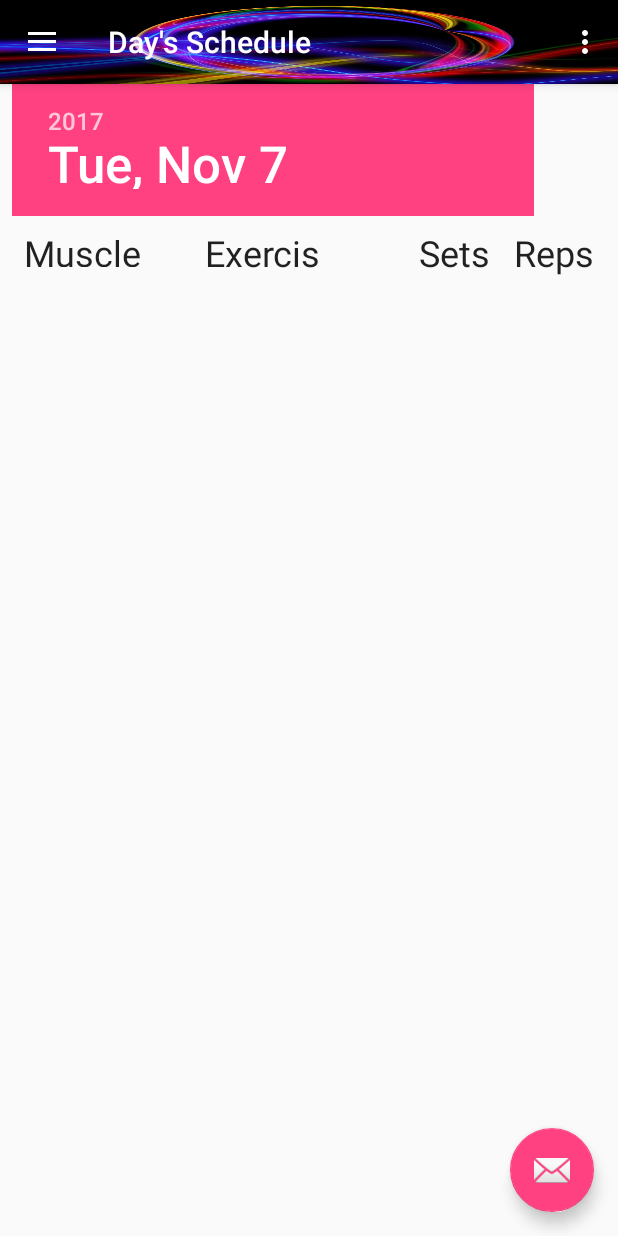
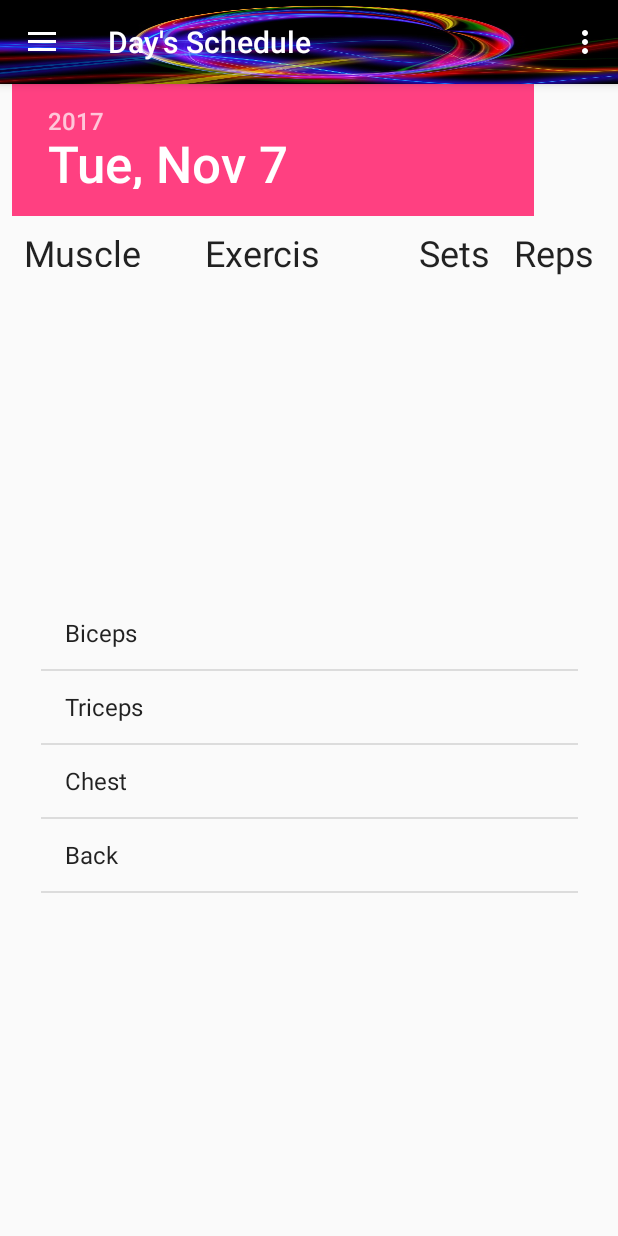
Before and after one commit to carylstuart77/MyTrainerAndI, an Android app: the screen it shows after launch (MainActivity), in the side drawer, after a tap on "Day Schedule", on a phone screen of 412 x 824 dp. Run offline under Robolectric (Android 15) with nearby library versions, the phone set to English and light mode, and no system bars.

Commit message:
Added calendar and datepicker changes.

```diff
--- a/app/src/main/java/edu/cnm/deepdive/mytrainerandi/Day2.java
+++ b/app/src/main/java/edu/cnm/deepdive/mytrainerandi/Day2.java
@@ -14,7 +14,17 @@ public class Day2 extends Fragment {
   @Override
   public View onCreateView(LayoutInflater inflater, ViewGroup container,
       Bundle savedInstanceState) {
-   return inflater.inflate(R.layout.day2, container, false);
+
+    View inflate = inflater.inflate(R.layout.day2, container, false);
+
+
+    String[] exercises = {"Biceps", "Triceps", "Chest", "Back"};
+    ListAdapter workoutAdapter = new ArrayAdapter<String>(getActivity(), android.R.layout.simple_list_item_1,
+        exercises);
+    ListView workoutListView = (ListView) inflate.findViewById(R.id.listViewDay);
+    workoutListView.setAdapter(workoutAdapter);
+
+    return inflate;
 
 
   }
@@ -24,7 +34,10 @@ public class Day2 extends Fragment {
     super.onViewCreated(view, savedInstanceState);
 
     getActivity().setTitle("Day's Schedule");
+
+
   }
 
 
+
 }
--- a/app/src/main/java/edu/cnm/deepdive/mytrainerandi/MainActivity.java
+++ b/app/src/main/java/edu/cnm/deepdive/mytrainerandi/MainActivity.java
@@ -84,13 +84,13 @@ public class MainActivity extends AppCompatActivity
 
     displaySelectedScreen(R.id.nav_home);
 
-;
 
     /**
      * SQLite Database
+     * TODO: add back in
      */
-    mDatabase = openOrCreateDatabase(DATABASE_NAME, MODE_PRIVATE, null);
-    createTable();
+//    mDatabase = openOrCreateDatabase(DATABASE_NAME, MODE_PRIVATE, null);
+//    createTable();
 
     spinnerGoal = (Spinner) findViewById(R.id.spinnerGoal);
   }
@@ -170,7 +170,6 @@ public class MainActivity extends AppCompatActivity
     }
 
 
-
     DrawerLayout drawer = (DrawerLayout) findViewById(R.id.drawer_layout);
     drawer.closeDrawer(GravityCompat.START);
   }
--- a/app/src/main/res/layout/app_bar_main.xml
+++ b/app/src/main/res/layout/app_bar_main.xml
@@ -23,12 +23,5 @@
 
   <include layout="@layout/content_main"/>
 
-  <android.support.design.widget.FloatingActionButton
-    android:id="@+id/fab"
-    android:layout_width="wrap_content"
-    android:layout_height="wrap_content"
-    android:layout_margin="@dimen/fab_margin"
-    android:layout_gravity="bottom|end"
-    app:srcCompat="@android:drawable/ic_dialog_email"/>
 
 </android.support.design.widget.CoordinatorLayout>
--- a/app/src/main/res/layout/day2.xml
+++ b/app/src/main/res/layout/day2.xml
@@ -11,6 +11,11 @@
     android:layout_width="348dp"
     android:layout_height="88dp"
     android:layout_marginStart="8dp"
+    android:datePickerMode="calendar"
+    android:endYear="2100"
+    android:startYear="2017"
+    android:calendarTextColor="#FF0000"
+    android:calendarViewShown="false"
     android:layout_marginEnd="8dp"
     android:layout_marginLeft="8dp"
     android:layout_marginRight="8dp"
```
Also changed, not shown: app/src/main/res/layout/listview_layout.xml (added, +51 -0 lines).
